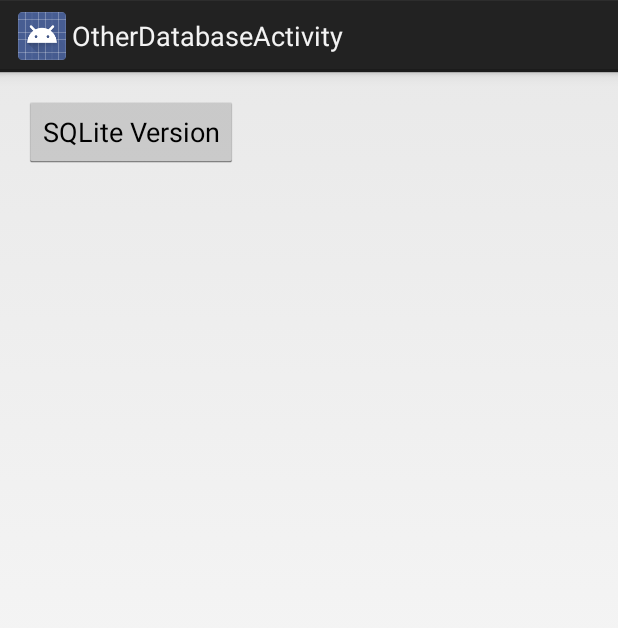
After one commit to operando/Effective-SQLite-for-Android, an Android app: the OtherDatabaseActivity screen opened directly, with no data from a screen before it, on a phone screen of 412 x 824 dp. The commit adds this screen. Shown: the top 628 px of the screen. Run offline under Robolectric (Android 15) with nearby library versions, the phone set to English and light mode, and no system bars; our stand-ins replace ButterKnife.

Commit message:
Add OtherDatabaseActivity

```diff
--- a/app/src/main/AndroidManifest.xml
+++ b/app/src/main/AndroidManifest.xml
@@ -28,6 +28,10 @@
             android:name="com.operando.os.sqlitesample.activityes.SqliteInsertActivity"
             android:label="@string/title_activity_select_mode" >
         </activity>
+        <activity
+            android:name="com.operando.os.sqlitesample.activityes.OtherDatabaseActivity"
+            android:label="@string/title_activity_other_database" >
+        </activity>
     </application>
 
 </manifest>
--- /dev/null
+++ b/app/src/main/java/com/operando/os/sqlitesample/activityes/OtherDatabaseActivity.java
@@ -0,0 +1,44 @@
+package com.operando.os.sqlitesample.activityes;
+
+import android.app.Activity;
+import android.content.Context;
+import android.content.Intent;
+import android.database.sqlite.SQLiteDatabase;
+import android.database.sqlite.SQLiteStatement;
+import android.os.Bundle;
+import android.util.Log;
+import android.view.View;
+
+import com.operando.os.sqlitesample.R;
+import com.operando.os.sqlitesample.databases.SQLiteSampleHelper;
+import com.operando.os.sqlitesample.model.Mode;
+
+import butterknife.ButterKnife;
+import butterknife.OnClick;
+
+public class OtherDatabaseActivity extends Activity {
+
+    private static final String TAG = DatabaseUtilsActivity.class.getSimpleName();
+
+    @Override
+    protected void onCreate(Bundle savedInstanceState) {
+        super.onCreate(savedInstanceState);
+        setContentView(R.layout.activity_other_database);
+        ButterKnife.inject(this);
+    }
+
+    public static Mode createMode(Context context) {
+        return new Mode(new Intent(context, OtherDatabaseActivity.class), context.getString(R.string.mode_activity_other_database));
+    }
+
+    @OnClick(R.id.other_database_sqlite_version)
+    public void onSQLiteVersion(View v) {
+        SQLiteSampleHelper ssh = new SQLiteSampleHelper(OtherDatabaseActivity.this);
+        SQLiteDatabase sb = ssh.getWritableDatabase();
+        SQLiteStatement prog = sb.compileStatement("select sqlite_version() AS sqlite_version");
+        String version = prog.simpleQueryForString();
+        Log.d(TAG, "version : " + version);
+        sb.close();
+        ssh.close();
+    }
+}
--- a/app/src/main/java/com/operando/os/sqlitesample/activityes/SelectModeActivity.java
+++ b/app/src/main/java/com/operando/os/sqlitesample/activityes/SelectModeActivity.java
@@ -31,6 +31,7 @@ public class SelectModeActivity extends Activity {
         list.add(SqliteInsertActivity.createMode(this));
         list.add(SqliteSelectActivity.createMode(this));
         list.add(DatabaseUtilsActivity.createMode(this));
+        list.add(OtherDatabaseActivity.createMode(this));
         mModeList.setAdapter(new SelectModeListAdapter(this, list));
         mModeList.setOnItemClickListener(new AdapterView.OnItemClickListener() {
             @Override
--- /dev/null
+++ b/app/src/main/res/layout/activity_other_database.xml
@@ -0,0 +1,18 @@
+<LinearLayout xmlns:android="http://schemas.android.com/apk/res/android"
+    xmlns:tools="http://schemas.android.com/tools"
+    android:orientation="vertical"
+    android:layout_width="match_parent"
+    android:layout_height="match_parent"
+    android:paddingLeft="@dimen/activity_horizontal_margin"
+    android:paddingRight="@dimen/activity_horizontal_margin"
+    android:paddingTop="@dimen/activity_vertical_margin"
+    android:paddingBottom="@dimen/activity_vertical_margin"
+    tools:context="com.operando.os.sqlitesample.activityes.OtherDatabaseActivity">
+
+    <Button
+        android:id="@+id/other_database_sqlite_version"
+        android:text="@string/other_database_sqlite_version"
+        android:layout_width="wrap_content"
+        android:layout_height="wrap_content" />
+
+</LinearLayout>
--- a/app/src/main/res/values/strings.xml
+++ b/app/src/main/res/values/strings.xml
@@ -4,14 +4,20 @@
     <string name="app_name">SQLiteSample</string>
     <string name="hello_world">Hello world!</string>
     <string name="action_settings">Settings</string>
+
     <string name="title_activity_sqlite_select">SqliteSelectActivity</string>
     <string name="title_activity_database_utils">DatabaseUtilsActivity</string>
     <string name="title_activity_select_mode">SelectModeActivity</string>
+    <string name="title_activity_other_database">OtherDatabaseActivity</string>
 
     <string name="mode_activity_sqlite_select">SQLite Select</string>
     <string name="mode_activity_sqlite_insert">SQLite Insert</string>
     <string name="mode_activity_database_utils">DatabaseUtils</string>
+    <string name="mode_activity_other_database">Other Database</string>
 
     <string name="database_utils_dump_cursor">Dump Cursor</string>
     <string name="database_utils_delete_database">Delete Database</string>
+
+    <string name="other_database_sqlite_version">SQLite Version</string>
+
 </resources>
```
Also changed, not shown: app/src/main/res/menu/other_database.xml (added, +8 -0 lines).
